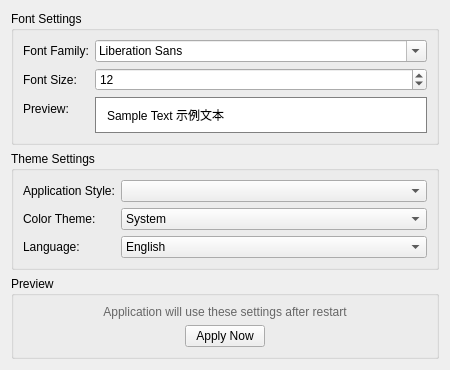
This is appearancepreference.ui in xbghc/mrscan2 as Qt 5 draws it before an edit. The edited form follows.
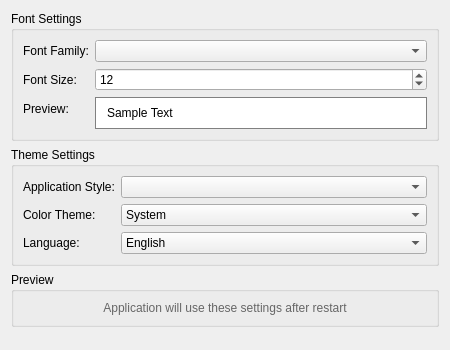
This is the edited form.

The edit to the form file:
```diff
--- a/appearancepreference.ui
+++ b/appearancepreference.ui
@@ -28,7 +28,7 @@
        </widget>
       </item>
       <item row="0" column="1">
-       <widget class="QFontComboBox" name="fontFamilyComboBox"/>
+       <widget class="QComboBox" name="fontFamilyComboBox"/>
       </item>
       <item row="1" column="0">
        <widget class="QLabel" name="fontSizeLabel">
@@ -60,7 +60,7 @@
       <item row="2" column="1">
        <widget class="QLabel" name="fontPreview">
         <property name="text">
-         <string>Sample Text 示例文本</string>
+         <string>Sample Text</string>
         </property>
         <property name="styleSheet">
          <string>border: 1px solid gray; padding: 8px; background-color: white;</string>
@@ -155,43 +155,7 @@
         </property>
        </widget>
       </item>
-      <item>
-       <layout class="QHBoxLayout" name="previewButtonLayout">
-        <item>
-         <spacer name="horizontalSpacer">
-          <property name="orientation">
-           <enum>Qt::Horizontal</enum>
-          </property>
-          <property name="sizeHint" stdset="0">
-           <size>
-            <width>40</width>
-            <height>20</height>
-           </size>
-          </property>
-         </spacer>
-        </item>
-        <item>
-         <widget class="QPushButton" name="applyButton">
-          <property name="text">
-           <string>Apply Now</string>
-          </property>
-         </widget>
-        </item>
-        <item>
-         <spacer name="horizontalSpacer_2">
-          <property name="orientation">
-           <enum>Qt::Horizontal</enum>
-          </property>
-          <property name="sizeHint" stdset="0">
-           <size>
-            <width>40</width>
-            <height>20</height>
-           </size>
-          </property>
-         </spacer>
-        </item>
-       </layout>
-      </item>
+
      </layout>
     </widget>
    </item>
```
